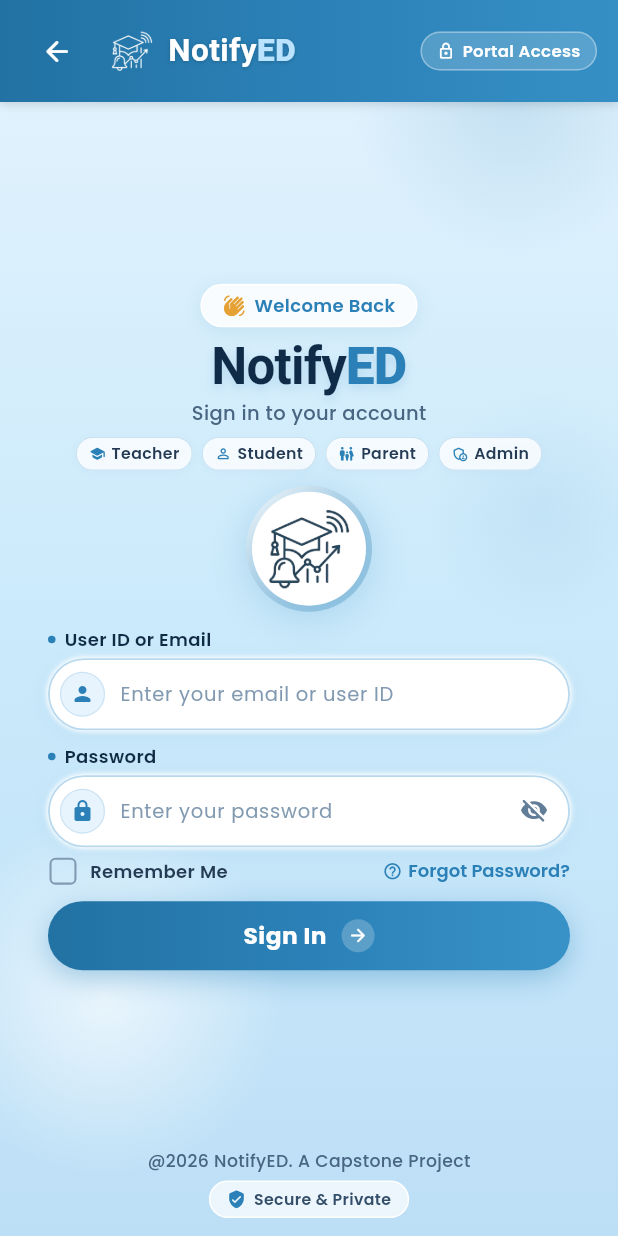
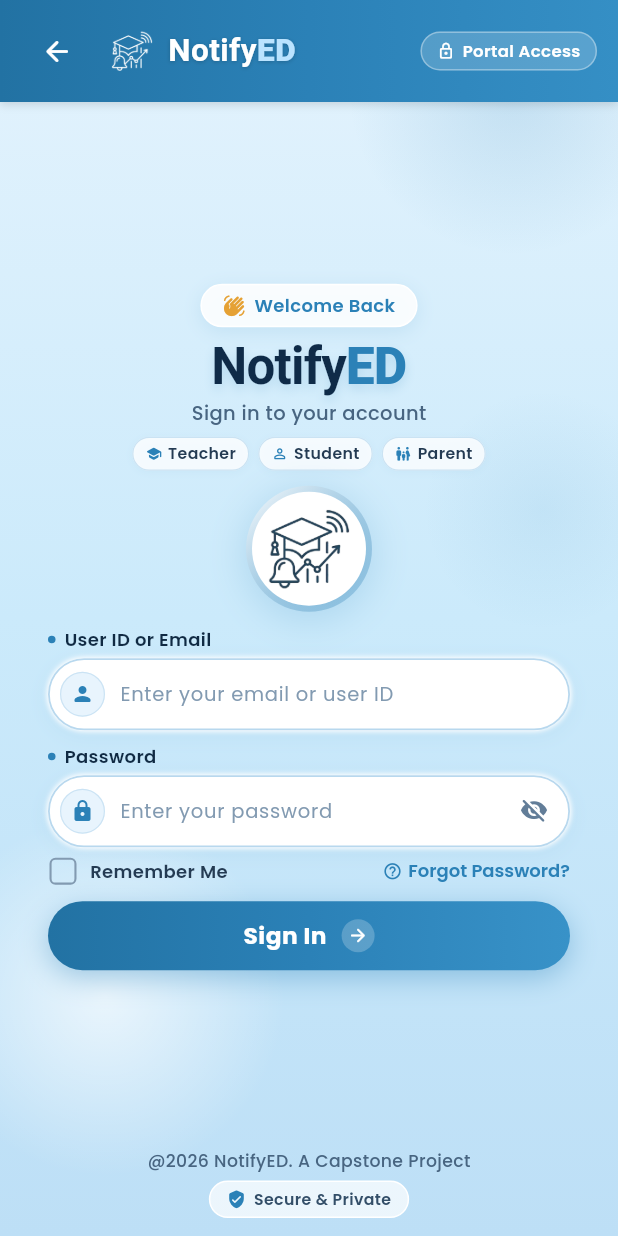
Before and after one commit to HanZeYoo/Academic_System, a Flutter app: the LoginScreen screen opened directly, on a phone screen of 412 x 824 dp. Run offline on Flutter 3.47's test engine with Material 3 defaults, Android fonts, the phone set to English and light mode, and no system bars; our stand-ins replace csv, file_picker, firebase_core, firebase_messaging, fl_chart, flutter_local_notifications and 8 more; missing offline and left inert: dart:html, excel, mailer, nfc_manager; accounts and stored records are empty.

Commit message:
removing the admin badge from login

```diff
--- a/lib/screens/login_screen.dart
+++ b/lib/screens/login_screen.dart
@@ -577,7 +577,6 @@ class _LoginScreenState extends State<LoginScreen> {
                             _buildRoleChip(Icons.school_rounded, 'Teacher'),
                             _buildRoleChip(Icons.person_outline_rounded, 'Student'),
                             _buildRoleChip(Icons.family_restroom_rounded, 'Parent'),
-                            _buildRoleChip(Icons.admin_panel_settings_outlined, 'Admin'),
                           ],
                         ),
                         const SizedBox(height: 10),
```
